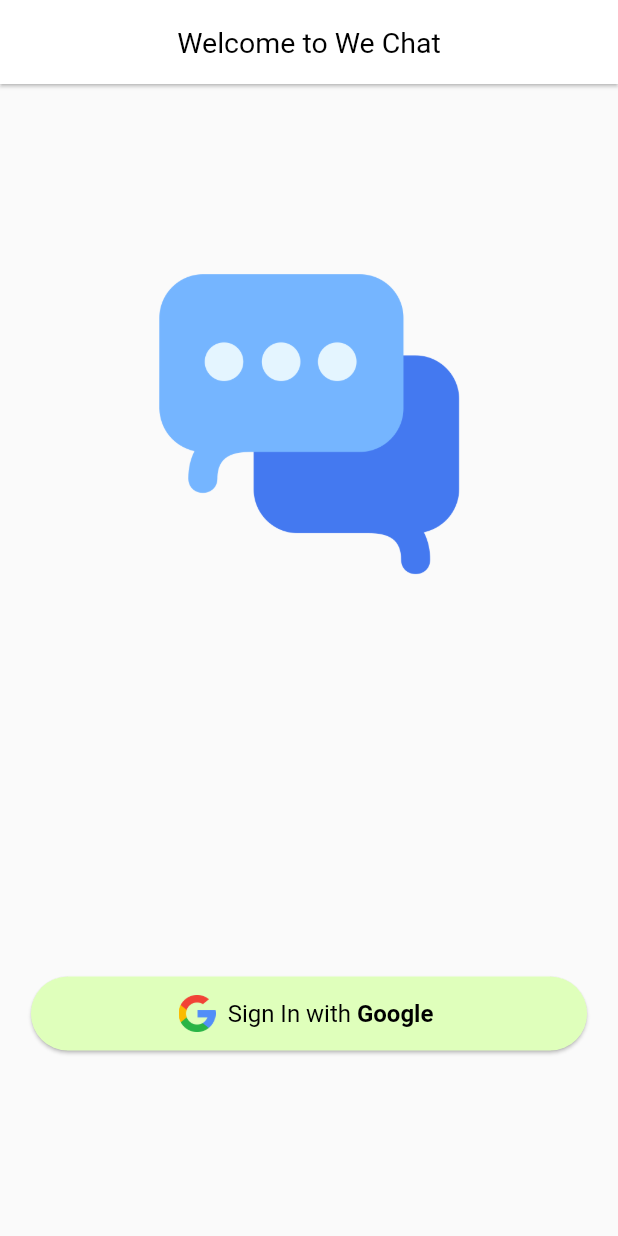
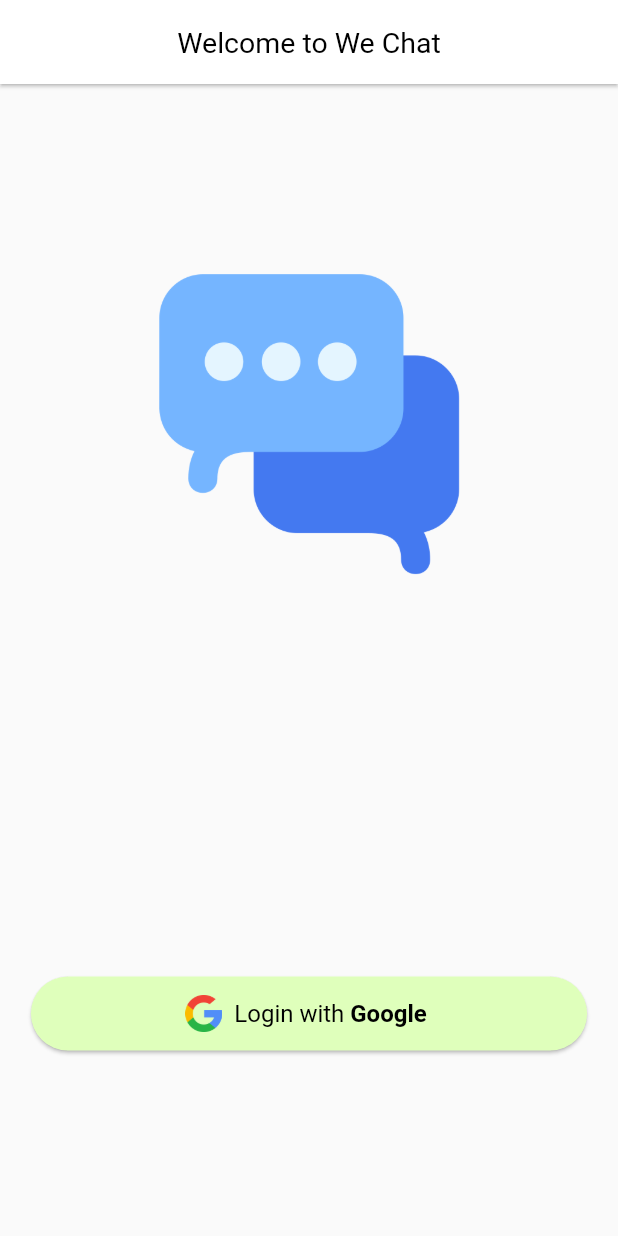
Before and after one commit to Sohag-84/We-Chat, a Flutter app: the screen it shows after launch, on a phone screen of 412 x 824 dp. Run offline on Flutter 3.47's test engine with Material 2 defaults, Android fonts, the phone set to English and light mode, and no system bars.

Commit message:
add animation in login screen

```diff
--- a/lib/main.dart
+++ b/lib/main.dart
@@ -1,5 +1,4 @@
 import 'package:chat_app/views/auth/login_screen.dart';
-import 'package:chat_app/views/home_screen.dart';
 import 'package:flutter/material.dart';
 
 ///global object for accessing device screen size
--- a/lib/views/auth/login_screen.dart
+++ b/lib/views/auth/login_screen.dart
@@ -1,6 +1,7 @@
 // ignore_for_file: prefer_const_constructors, prefer_const_literals_to_create_immutables
 
 import 'package:chat_app/main.dart';
+import 'package:chat_app/views/home_screen.dart';
 import 'package:flutter/material.dart';
 
 class LoginScreen extends StatefulWidget {
@@ -11,6 +12,17 @@ class LoginScreen extends StatefulWidget {
 }
 
 class _LoginScreenState extends State<LoginScreen> {
+  bool _isAnimated = false;
+  @override
+  void initState() {
+    super.initState();
+    Future.delayed(const Duration(microseconds: 500), () {
+      setState(() {
+        _isAnimated = true;
+      });
+    });
+  }
+
   @override
   Widget build(BuildContext context) {
     mq = MediaQuery.sizeOf(context);
@@ -22,19 +34,30 @@ class _LoginScreenState extends State<LoginScreen> {
       ),
       body: Stack(
         children: [
-          Positioned(
+          AnimatedPositioned(
             top: mq.height * 0.15,
-            left: mq.width * 0.25,
+            right: _isAnimated ? mq.width * 0.25 : -mq.width * 0.5,
             width: mq.width * 0.5,
+            duration: Duration(seconds: 2),
             child: Image.asset("assets/icons/message.png"),
           ),
-          Positioned(
+
+          ///google login button
+          AnimatedPositioned(
             bottom: mq.height * 0.15,
-            left: mq.width * 0.05,
+            left: _isAnimated ? mq.width * 0.05 : -mq.width * 1,
             width: mq.width * 0.9,
             height: mq.height * 0.06,
+            duration: Duration(seconds: 2),
             child: ElevatedButton.icon(
-              onPressed: () {},
+              onPressed: () {
+                Navigator.pushReplacement(
+                  context,
+                  MaterialPageRoute(
+                    builder: (context) => HomeScreen(),
+                  ),
+                );
+              },
               style: ElevatedButton.styleFrom(
                 backgroundColor: Color.fromARGB(255, 223, 255, 187),
                 shape: StadiumBorder(),
@@ -48,12 +71,13 @@ class _LoginScreenState extends State<LoginScreen> {
                 text: TextSpan(
                   style: TextStyle(color: Colors.black, fontSize: 16),
                   children: [
-                      TextSpan(text: "Sign In with "),
+                    TextSpan(text: "Login with "),
                     TextSpan(
                       text: "Google",
                       style: TextStyle(fontWeight: FontWeight.bold),
                     ),
-                    ]),
+                  ],
+                ),
               ),
             ),
           ),
```
Lines whose indentation alone changed are shown as unchanged.
